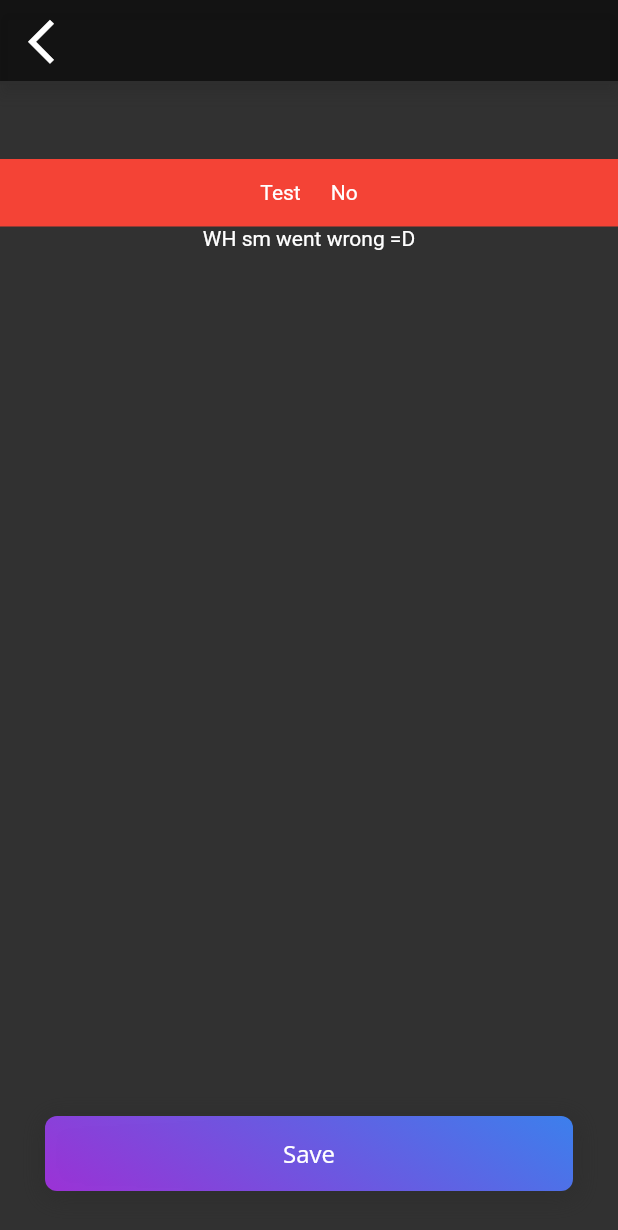
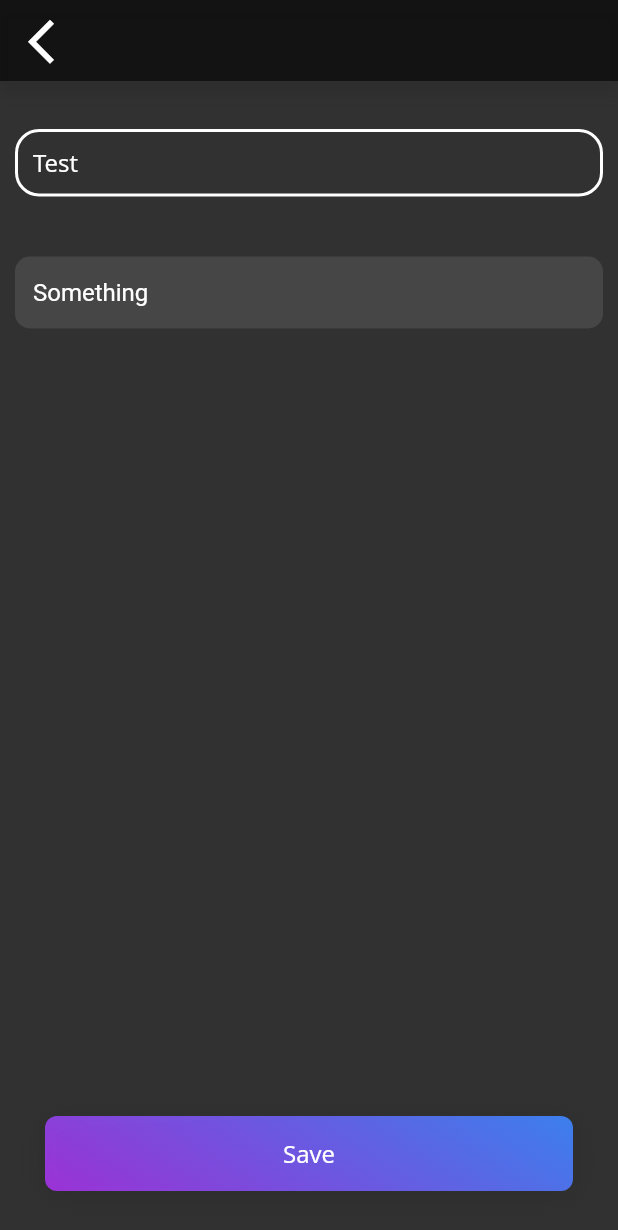
Before and after one commit to beakeyz/ski_tracker_client, a Flutter app: the SettingsScreen screen opened directly, after a tap on "Save", on a phone screen of 412 x 824 dp. Shown: the top 1230 px of the screen. Run offline on Flutter 3.47's test engine with Material 2 defaults, Android fonts, the phone set to English and light mode, and no system bars; our stand-ins replace flutter_svg; Roboto replaces fonts that are missing (Open Sans).

Commit message:
Further work on the setting system

```diff
--- a/lib/core/models/Settings.dart
+++ b/lib/core/models/Settings.dart
@@ -1,16 +1,22 @@
 import 'dart:convert';
 
 import 'package:dadjoke_client/core/res/FileManager.dart';
+import 'package:flutter/material.dart';
 
 class Setting {
   String name;
   dynamic setting;
+  TextEditingController? editingController;
 
   Setting({required this.name, required this.setting});
 
   // Does this work?
   void set(dynamic newVal) {
     setting = newVal;
+  }
+
+  void setController(TextEditingController controller) {
+    editingController = controller;
   }
 
   Setting.fromJson(Map<String, dynamic> json)
@@ -32,6 +38,12 @@
   ];
 
   static void save() {
+    for (Setting setting in Settings) {
+      if (setting.editingController != null) {
+        setting.setting = setting.editingController!.text;
+      }
+    }
+
     FileManager m = FileManager();
     String jsonString = jsonEncode(Settings);
     m.write(SETTINGS_FILE, jsonString);
--- a/lib/core/res/FileManager.dart
+++ b/lib/core/res/FileManager.dart
@@ -10,9 +10,6 @@
 
   Future<String> get _localPath async {
     final directory = await getApplicationDocumentsDirectory();
-    for (FileSystemEntity thiing in directory.listSync()) {
-      print(thiing.path);
-    }
     return directory.path;
   }
 
@@ -20,19 +17,16 @@
     final path = await _localPath;
     File f = File("$path/$file");
     if (f.existsSync()) {
-      print("Yes");
       hasFile = true;
       checkedFIle = f;
       return true;
     }
     if (create) {
-      print("Kinda");
       f.createSync();
       hasFile = true;
       checkedFIle = f;
       return true;
     }
-    print("just no");
     return false;
   }
 
@@ -44,10 +38,8 @@
   void write(String file, String contents) async {
     bool success = await checkFile(file, true);
     if (success && checkedFIle != null) {
-      print("YES");
       checkedFIle!.writeAsStringSync(contents);
       return;
     }
-    print("No");
   }
 }
--- a/lib/main.dart
+++ b/lib/main.dart
@@ -27,6 +27,7 @@
 
   @override
   Widget build(BuildContext context) {
+    //TODO: clean up this setup
     JsonFileManager m = JsonFileManager();
     m.loadFromFile(SettingVars.SETTINGS_FILE).then((settings) {
       if (settings != null) {
@@ -39,6 +40,8 @@
         print("null");
       }
     });
+    // TODO
+
     return MaterialApp(
       title: "Dadjokegen client",
       debugShowCheckedModeBanner: false,
--- a/lib/screens/settings.dart
+++ b/lib/screens/settings.dart
@@ -46,13 +46,19 @@
           child: Column(
             children: [
               SizedBox(
-                height: 50,
+                height: 10,
               ),
               Expanded(
                 child: ListView.builder(
                   itemCount: SettingVars.Settings.length,
                   itemBuilder: (context, index) {
-                    return SettingView(setting: SettingVars.Settings[index]);
+                    return Container(
+                      padding: const EdgeInsets.symmetric(
+                        vertical: 20,
+                        horizontal: 10,
+                      ),
+                      child: SettingView(settingField: SettingVars.Settings[index]),
+                    );
                   },
                 ),
               ),
--- /dev/null
+++ b/lib/widgets/checkbox.dart
@@ -0,0 +1,40 @@
+import 'package:dadjoke_client/constants/colors.dart';
+import 'package:flutter/material.dart';
+
+class CustomCheckBox extends StatefulWidget {
+  bool checked;
+  AnimationController? controller;
+  CustomCheckBox({Key? key, required this.checked, this.controller}) : super(key: key);
+
+  @override
+  State<CustomCheckBox> createState() => _CustomCheckBoxState();
+}
+
+class _CustomCheckBoxState extends State<CustomCheckBox> {
+  @override
+  void initState() {
+    super.initState();
+  }
+
+  @override
+  Widget build(BuildContext context) {
+    return Container(
+      decoration: const BoxDecoration(
+        color: Colors.transparent,
+        backgroundBlendMode: BlendMode.color,
+        borderRadius: BorderRadius.all(
+          Radius.circular(30),
+        ),
+        boxShadow: [
+          BoxShadow(
+            blurRadius: 10,
+            spreadRadius: 10,
+            offset: Offset(0.5, 3),
+            color: BLUR_COLOR,
+          )
+        ],
+      ),
+      child: Icon(Icons.check_circle, color: PRIMARY_COLOR, size: 24),
+    );
+  }
+}
--- a/lib/widgets/setting_view.dart
+++ b/lib/widgets/setting_view.dart
@@ -1,54 +1,118 @@
+import 'package:dadjoke_client/constants/colors.dart';
 import 'package:dadjoke_client/core/models/Settings.dart';
+import 'package:dadjoke_client/widgets/checkbox.dart';
+import 'package:dadjoke_client/widgets/input_field.dart';
 import 'package:flutter/material.dart';
 
 class SettingView extends StatefulWidget {
-  Setting setting;
-  SettingView({Key? key, required this.setting}) : super(key: key);
+  Setting settingField;
+  SettingView({Key? key, required this.settingField}) : super(key: key);
 
   @override
   State<SettingView> createState() => _SettingViewState();
 }
 
-class _SettingViewState extends State<SettingView> {
+class _SettingViewState extends State<SettingView> with SingleTickerProviderStateMixin {
+  TextEditingController settingController = TextEditingController();
+  late AnimationController animationController;
+  double animPercentile = 1;
+
+  void setAnimPercentile(double val) {
+    setState(() {
+      animPercentile = val;
+    });
+  }
+
   @override
   void initState() {
     super.initState();
+    print("create");
+    animationController = AnimationController(duration: const Duration(milliseconds: 50), vsync: this);
+
+    switch (widget.settingField.setting.runtimeType) {
+      case String:
+        setState(() {
+          settingController.text = widget.settingField.setting;
+        });
+        widget.settingField.setController(settingController);
+
+        break;
+      case bool:
+        if (widget.settingField.setting) {
+          print("Turned it on");
+          animationController.forward();
+        } else {
+          print("Turned it off");
+          animationController.reverse();
+        }
+        break;
+      default:
+    }
+  }
+
+  @override
+  void dispose() {
+    super.dispose();
+    animationController.dispose();
   }
 
   @override
   Widget build(BuildContext context) {
-    switch (widget.setting.setting.runtimeType) {
+    switch (widget.settingField.setting.runtimeType) {
       case String:
         return Container(
-          child: Center(child: Text('WH sm went wrong =D')),
+          height: 55,
+          child: TextInputField(editingController: settingController, hintText: "this should BE something", textInputType: TextInputType.text),
         );
       case bool:
+        // TODO create custom widget
         return InkWell(
           onTap: () {
             setState(() {
-              widget.setting.setting = !widget.setting.setting;
+              widget.settingField.setting = !widget.settingField.setting;
+              if (widget.settingField.setting) {
+                print("Turned it on");
+                animationController.forward();
+              } else {
+                print("Turned it off");
+                animationController.reverse();
+              }
             });
           },
           child: Container(
             height: 45,
-            color: Colors.red,
+            decoration: BoxDecoration(
+              borderRadius: BorderRadius.circular(16),
+              border: Border.all(color: PRIMARY_COLOR, width: 2),
+            ),
             child: Row(
               crossAxisAlignment: CrossAxisAlignment.center,
               children: [
+                const SizedBox(
+                  width: 10,
+                ),
+                Text(widget.settingField.name, softWrap: true, style: TextStyle(fontFamily: "Open Sans", fontSize: 16)),
                 Flexible(flex: 1, child: Container()),
-                Text(widget.setting.name),
-                SizedBox(
-                  width: 20,
+                AnimatedBuilder(
+                  animation: animationController.view,
+                  builder: ((context, child) {
+                    return Transform.scale(
+                      scale: animationController.value,
+                      child: child,
+                    );
+                  }),
+                  child: CustomCheckBox(checked: widget.settingField.setting),
                 ),
-                Text(widget.setting.setting == true ? "Yes" : "No"),
-                Flexible(flex: 1, child: Container()),
+                const SizedBox(
+                  width: 10,
+                ),
               ],
             ),
           ),
         );
       default:
     }
-    var thing = widget.setting.setting.runtimeType;
+    var thing = widget.settingField.setting.runtimeType;
 
     return Container(
       child: Center(child: Text('WHAHA sm went wrong =D $thing')),
```
